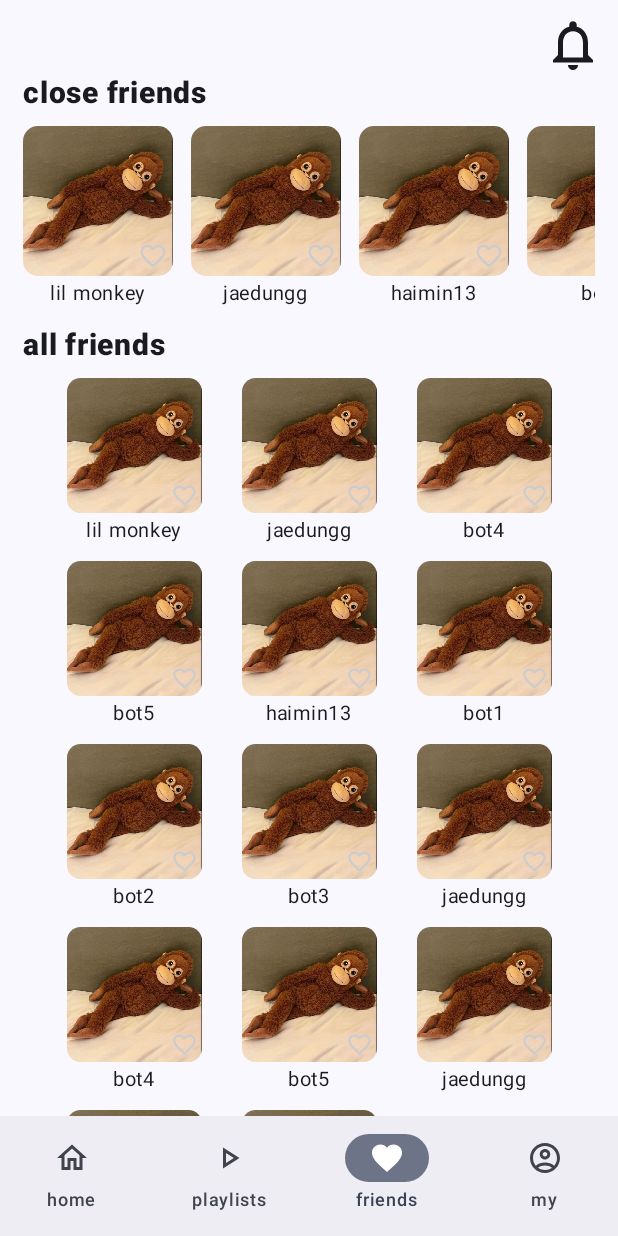
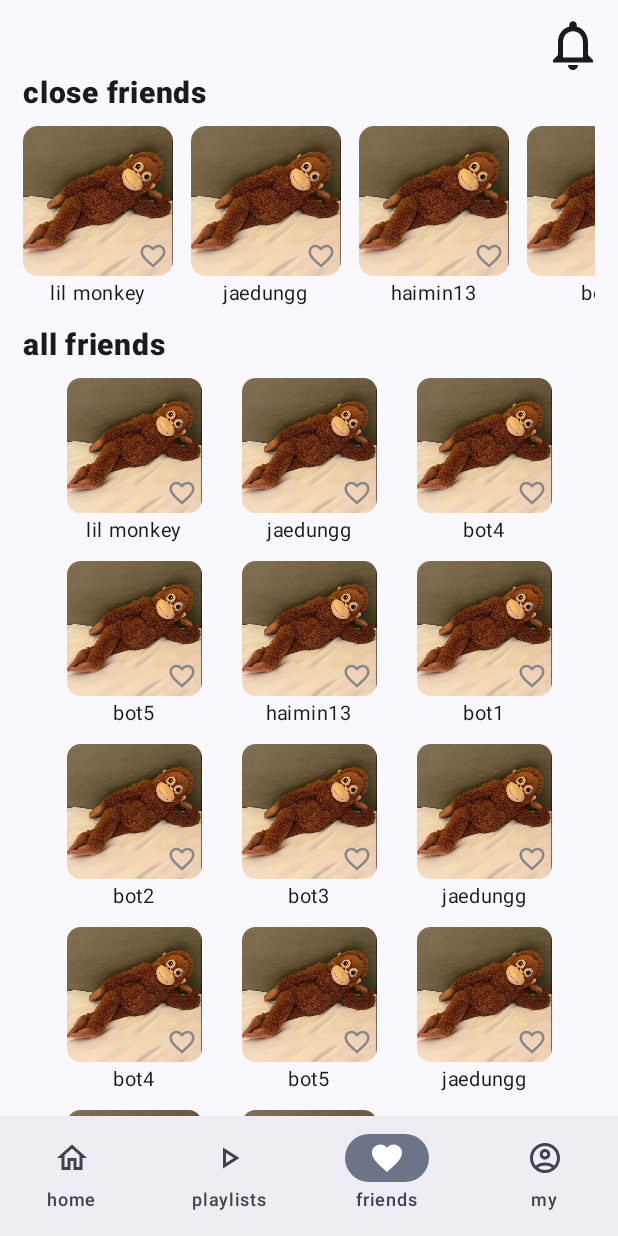
Before and after one commit to haimin13/mcweek1, an Android app built with Jetpack Compose: the friendsMain screen opened through its navigation route, on a phone screen of 412 x 824 dp. Run offline under Robolectric (Android 15) with nearby library versions, the phone set to English and light mode, and no system bars.

Commit message:
style: GalleryEntry like button 컴포넌트로 대체

```diff
--- a/app/src/main/java/com/example/myapplication1/ui/components/gallery/GalleryEntry.kt
+++ b/app/src/main/java/com/example/myapplication1/ui/components/gallery/GalleryEntry.kt
@@ -36,6 +36,7 @@ import androidx.compose.ui.unit.sp
 import androidx.compose.ui.window.Dialog
 import androidx.compose.ui.window.Popup
 import com.example.myapplication1.R
+import com.example.myapplication1.ui.components.common.LikeButton
 
 @Composable
 fun GalleryEntry(
@@ -84,7 +85,7 @@ fun GalleryEntry(
                 contentScale = ContentScale.Crop
             )
             // 좋아요 버튼
-            IconButton(
+            /*IconButton(
                 onClick = { isLiked = !isLiked },
                 modifier = Modifier
                     .align(Alignment.BottomEnd)
@@ -96,6 +97,13 @@ fun GalleryEntry(
                     contentDescription = if (isLiked) "좋아요 취소"  else "좋아요",
                     tint = if (isLiked) Color.Red else Color.LightGray
                 )
+            }*/
+            Box(
+                modifier = Modifier
+                    .align(Alignment.BottomEnd)
+                    .padding((imageSize/30).dp)
+            ) {
+                LikeButton()
             }
             // 탭 다이얼로그
             if (showTapDialog && onTap == null) {
```
